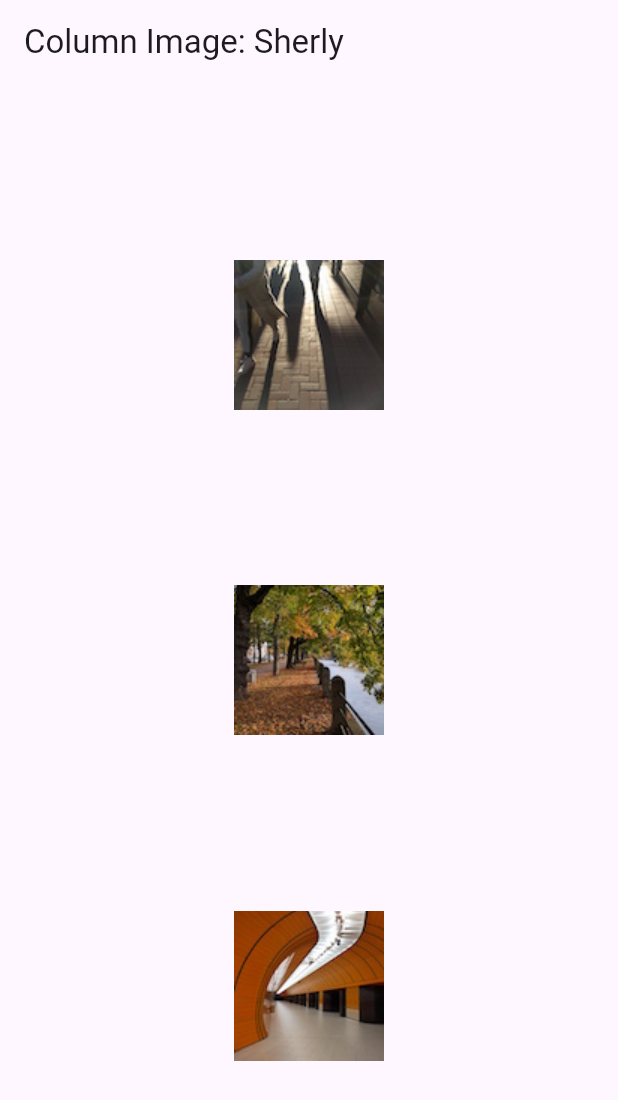
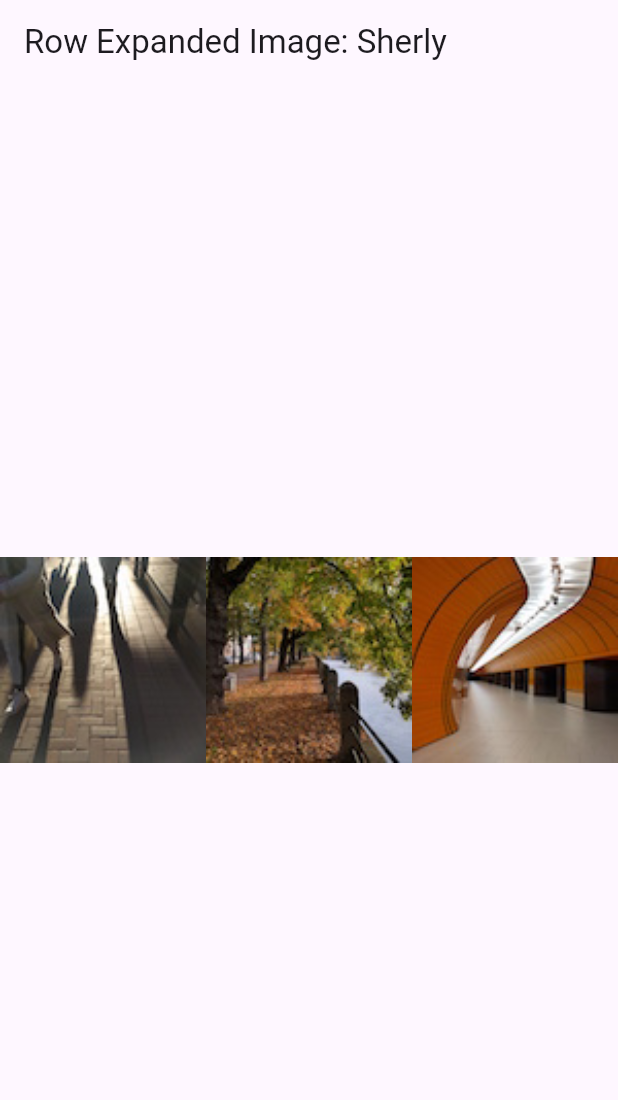
Before and after one commit to sherlyazkiah/basic_layout_flutter, a Flutter app: the screen it shows after launch, on a phone screen of 412 x 824 dp. Shown: the top 1100 px of the screen. Run offline on Flutter 3.47's test engine with Material 3 defaults, Android fonts, the phone set to English and light mode, and no system bars.

Commit message:
row expanded

```diff
--- a/lib/main.dart
+++ b/lib/main.dart
@@ -9,13 +9,13 @@ class MyApp extends StatelessWidget {
 
   @override
   Widget build(BuildContext context) {
-    const String appTitle = 'Column Image: Sherly';
+    const String appTitle = 'Row Expanded Image: Sherly';
     return MaterialApp(
       title: appTitle,
       home: Scaffold(
         appBar: AppBar(title: const Text(appTitle)),
         body: Center(
-          child: buildColumn(),
+          child: buildRow(),
         ),
       ),
     );
@@ -24,11 +24,11 @@ class MyApp extends StatelessWidget {
 
 Widget buildRow() =>
       Row(
-        mainAxisAlignment: MainAxisAlignment.spaceEvenly,
+        crossAxisAlignment: CrossAxisAlignment.center,
         children: [
-          Image.asset('images/pic1.jpg'),
-          Image.asset('images/pic2.jpg'),
-          Image.asset('images/pic3.jpg'),
+          Expanded(child: Image.asset('images/pic1.jpg', fit: BoxFit.cover)),
+          Expanded(child: Image.asset('images/pic2.jpg', fit: BoxFit.cover)),
+          Expanded(child: Image.asset('images/pic3.jpg', fit: BoxFit.cover)),
         ],
       );
 
```
Also changed, not shown: img/row_expanded.png (added).
